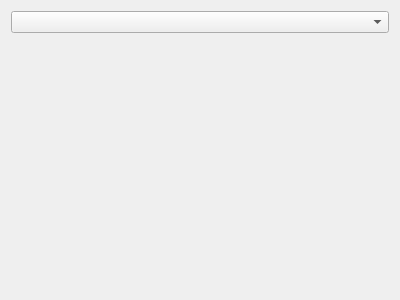
First picture: the form in CodeCreator/CodeCreator.ui, repository Ulle84/UllesSourceCode, before the edit.
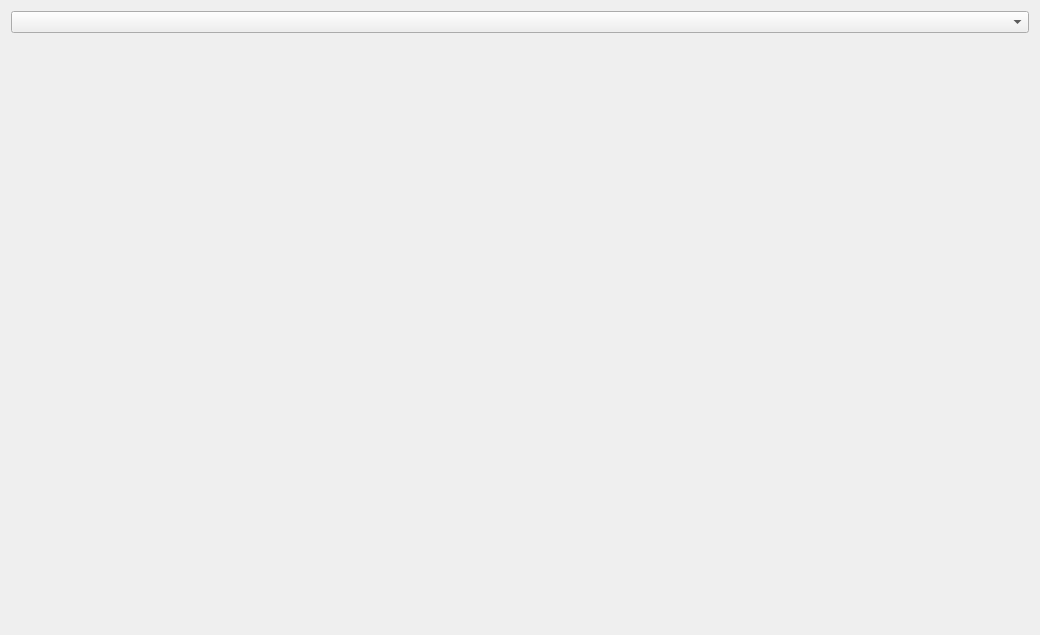
Second picture: the form after the edit.

The edit to the form file:
```diff
--- a/CodeCreator/CodeCreator.ui
+++ b/CodeCreator/CodeCreator.ui
@@ -6,8 +6,8 @@
    <rect>
     <x>0</x>
     <y>0</y>
-    <width>400</width>
-    <height>300</height>
+    <width>1040</width>
+    <height>635</height>
    </rect>
   </property>
   <property name="windowTitle">
```
